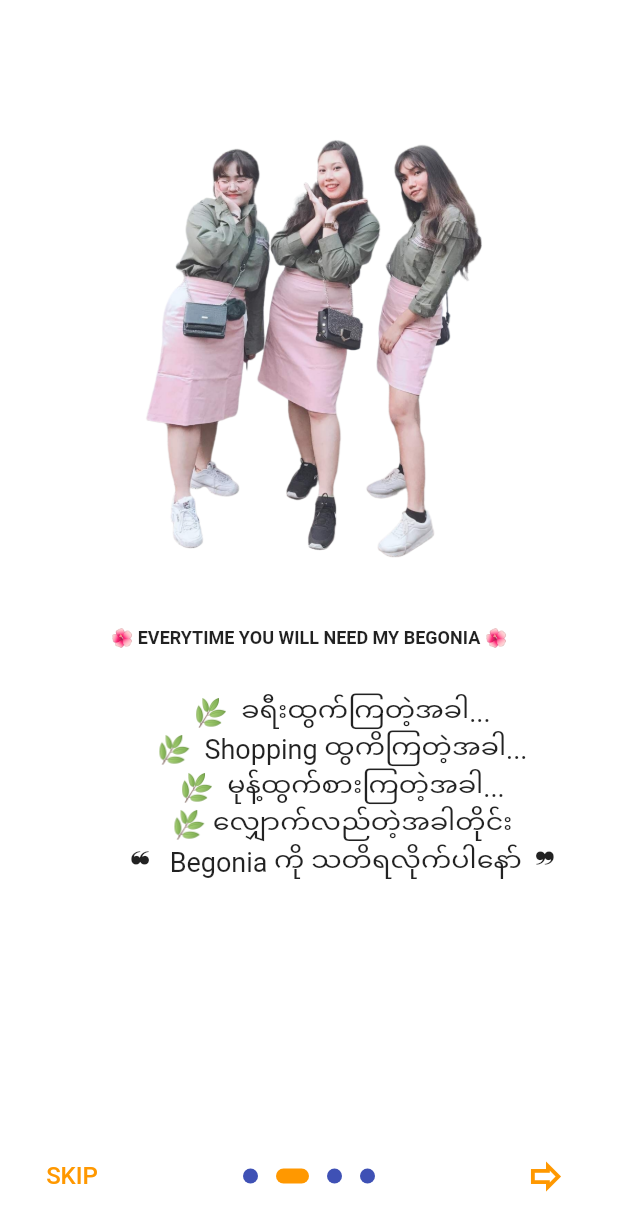
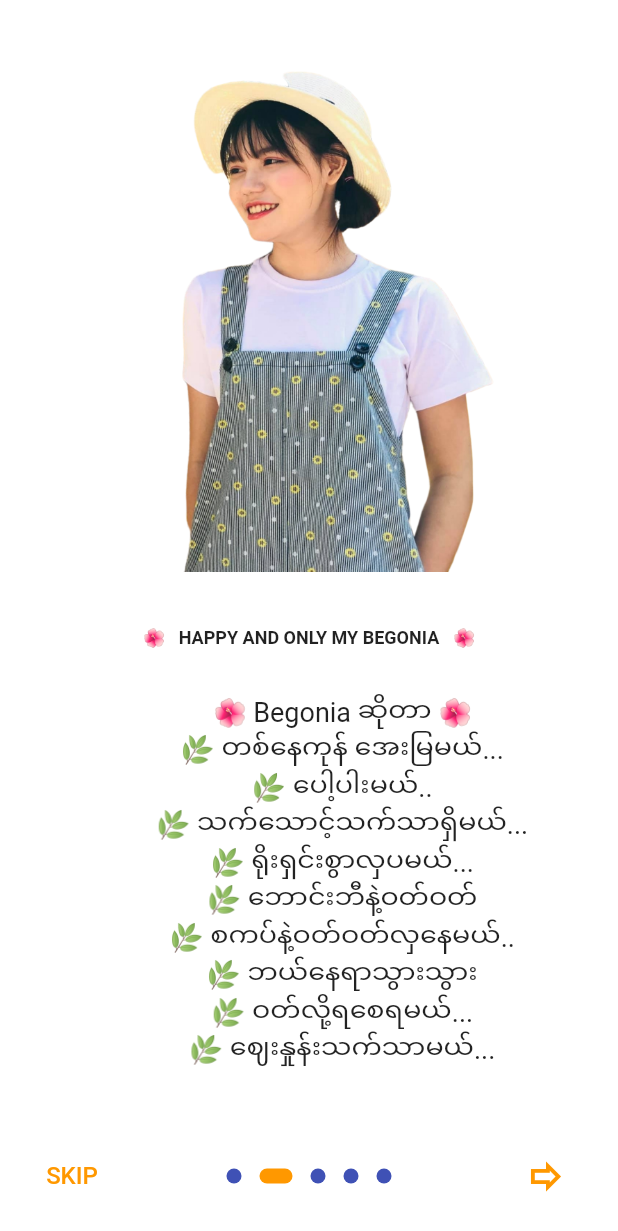
Before and after one commit to begoniamyanmar/begonia-admin, a Flutter app: the screen it shows after launch, swiped to page 2, on a phone screen of 412 x 824 dp. Shown: the top 1231 px of the screen. Run offline on Flutter 3.47's test engine with Material 2 defaults, Android fonts, the light colour scheme and no system bars; drawn by our look-alikes of introduction_screen; our stand-ins replace cached_network_image, cloud_firestore, dio, firebase_auth, firebase_core, firebase_messaging and 4 more; accounts and stored records are empty.

Commit message:
begonia update UI for Web

```diff
--- a/lib/intro_screen.dart
+++ b/lib/intro_screen.dart
@@ -7,6 +7,23 @@
   Widget build(BuildContext context) => SafeArea(
     child: IntroductionScreen(
       pages: [
+        PageViewModel(
+          title: "🌺   HAPPY AND ONLY MY BEGONIA   🌺",
+          body: '''
+          🌺 Begonia ဆိုတာ 🌺
+          🌿 ️တစ်နေကုန် အေးမြမယ်...
+          🌿 ️ပေါ့ပါးမယ်..
+          🌿 ️သက်သောင့်သက်သာရှိမယ်...
+          🌿 ️ရိုးရှင်းစွာလှပမယ်...
+          🌿 ️ဘောင်းဘီနဲ့ဝတ်ဝတ်
+          🌿 စကပ်နဲ့ဝတ်ဝတ်လှနေမယ်..
+          🌿 ️ဘယ်နေရာသွားသွား
+          🌿 ဝတ်လို့ရစေရမယ်...
+          🌿 ️ဈေးနှုန်းသက်သာမယ်...''',
+          image: buildImage('assets/splash_screen/Slide1.png'),
+          decoration: getPageDecoration(),
+        ),
+
         PageViewModel(
           title: "🌺   HAPPY AND ONLY MY BEGONIA   🌺",
           body: '''
--- a/lib/screen/view/hot.dart
+++ b/lib/screen/view/hot.dart
@@ -83,7 +83,7 @@
                       ),
 
                       Text(
-                        "${controller.hot()[i].price}  MMK",
+                        "${controller.hot()[i].discountprice}  MMK",
                         style: TextStyle(
                           color: Colors.grey,
                           fontSize: 12,
```
Also changed, not shown: 1 other file.
